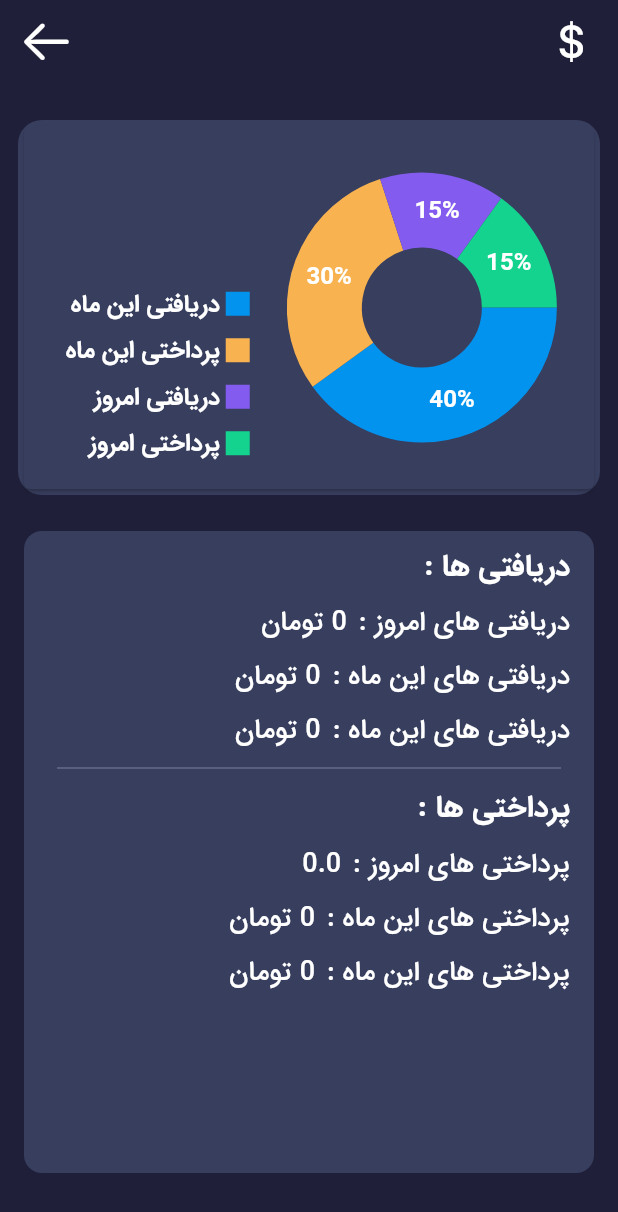
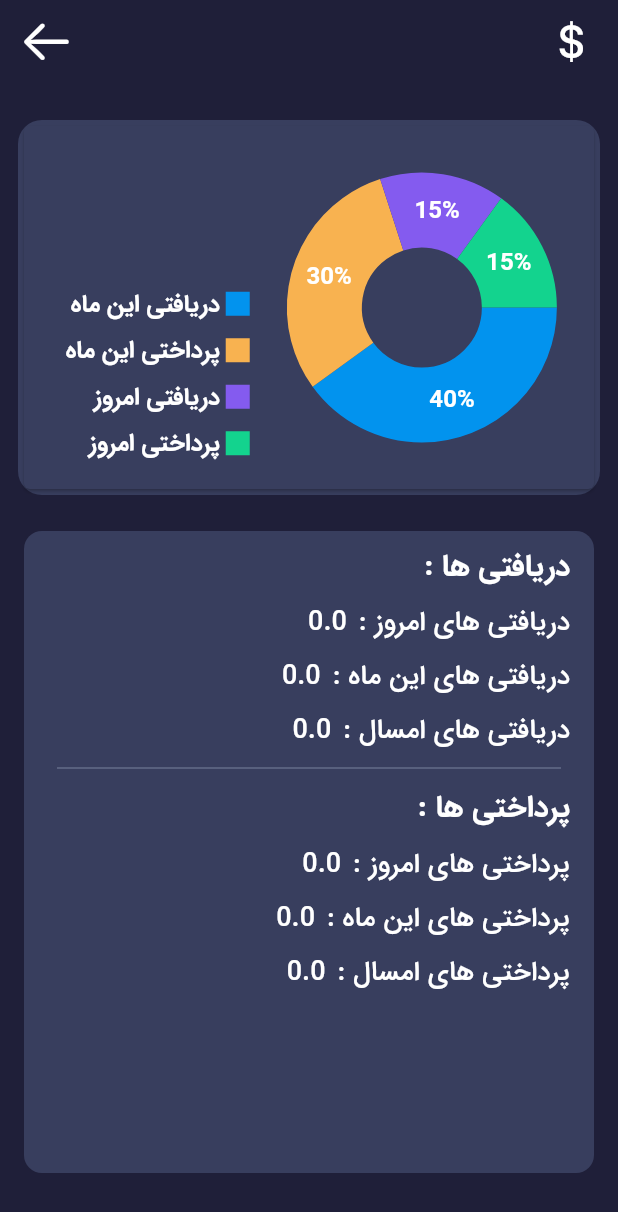
Before and after one commit to mohammad-dehghanifard/khazaneh, a Flutter app: the TransactionInformation screen opened by its route, on a phone screen of 412 x 824 dp. Shown: the top 1212 px of the screen. Run offline on Flutter 3.47's test engine with Material 2 defaults, Android fonts, the light colour scheme and no system bars; drawn by our look-alikes of fl_chart; our stand-ins replace animated_bottom_navigation_bar, flutter_spinkit, get, get_storage, hive, hive_flutter and 2 more; missing offline and left inert: dart:ffi, persian_datetime_picker; accounts and stored records are empty.

Commit message:
fix Calculator

```diff
--- a/lib/components/items/transaction_listItem.dart
+++ b/lib/components/items/transaction_listItem.dart
@@ -1,15 +1,17 @@
 import 'package:flutter/material.dart';
 import 'package:flutter/widgets.dart';
+import 'package:get/get.dart';
 import 'package:get/get_core/get_core.dart';
 import 'package:get/get_navigation/src/extension_navigation.dart';
 import 'package:khazaneh/components/app_colors.dart';
 import 'package:khazaneh/constant/app_route.dart';
+import 'package:khazaneh/controller/transaction/transaction_controller.dart';
 import 'package:khazaneh/model/transaction/transaction_model.dart';
 import 'package:khazaneh/view/add_edit_transaction_screen.dart';
 
 
 class TransactionListItem extends StatelessWidget {
-  const TransactionListItem({
+   TransactionListItem({
     Key? key,
     required this.transactionEntity,
     required this.textTheme,
@@ -17,6 +19,7 @@ class TransactionListItem extends StatelessWidget {
 
   final TextTheme textTheme;
   final TransactionEntity transactionEntity;
+  final TransactionController transactionController = Get.put(TransactionController());
 
   @override
   Widget build(BuildContext context) {
@@ -31,6 +34,10 @@ class TransactionListItem extends StatelessWidget {
       child: InkWell(
         onTap: () {
           Get.to(AddOrEditTransaction());
+          transactionController.deleteTransaction(transactionEntity);
+        },
+        onLongPress: () {
+          transactionController.deleteTransaction(transactionEntity);
         },
         child: Row(
           mainAxisAlignment: MainAxisAlignment.spaceBetween,
--- a/lib/controller/transaction/transaction_controller.dart
+++ b/lib/controller/transaction/transaction_controller.dart
@@ -16,27 +16,79 @@ class TransactionController extends GetxController {
   var selectedTransactionType = TransactionType.payment.obs;
   RxString transactionTime = 'انتخاب تاریخ'.obs;
 
+  String year = Jalali.now().year.toString();
+  String moth = Jalali.now().month.toString().length == 1? '0${ Jalali.now().month.toString()}' :  Jalali.now().month.toString();
+  String toDay = Jalali.now().day.toString().length ==1? '0${Jalali.now().day.toString()}' : Jalali.now().day.toString();
+
 
   final transactionHiveBox = Hive.box<TransactionEntity>(DataBaseKey.transactionHiveKey);
   final transactionItemList = Hive.box<TransactionEntity>(DataBaseKey.transactionHiveKey).values.toList();
 
 
-  String getToDayDate(){
-    String year = Jalali.now().year.toString();
-    String moth = Jalali.now().month.toString().length == 1? '0${ Jalali.now().month.toString()}' :  Jalali.now().month.toString();
-    String toDay = Jalali.now().day.toString().length ==1? '0${Jalali.now().day.toString()}' : Jalali.now().day.toString();
-    return '$toDay/$moth/$year';
+  String getDate(){
+    return '$year/$moth/$toDay';
   }
+
   double paymentTodayCalculator(){
     double result = 0;
     for(var value in transactionHiveBox.values){
-      if(value.date == getToDayDate() && value.transactionType == TransactionType.payment){
+      if(value.date == getDate() && value.transactionType == TransactionType.payment){
         result += double.parse(value.price);
       }
     }
     return result;
   }
-  addOrEditTransaction(){
+  double receiptTodayCalculator(){
+    double result = 0;
+    for(var value in transactionHiveBox.values){
+      if(value.date == getDate() && value.transactionType == TransactionType.receipt){
+        result += double.parse(value.price);
+      }
+    }
+    return result;
+  }
+
+  double paymentMothCalculator(){
+    double result = 0;
+    for(var value in transactionHiveBox.values){
+      if(value.date.substring(5,7) == moth && value.transactionType == TransactionType.payment){
+        result += double.parse(value.price);
+      }
+    }
+    return result;
+  }
+  double receiptMothCalculator(){
+    double result = 0;
+    for(var value in transactionHiveBox.values){
+      if(value.date.substring(5,7) == moth && value.transactionType == TransactionType.receipt){
+        result += double.parse(value.price);
+      }
+    }
+    return result;
+  }
+
+  double paymentYearCalculator(){
+    double result = 0;
+    for(var value in transactionHiveBox.values){
+      if(value.date.substring(0,4) == year && value.transactionType == TransactionType.payment){
+        result += double.parse(value.price);
+      }
+    }
+    return result;
+
+  }
+  double receiptYearCalculator(){
+    double result = 0;
+    for(var value in transactionHiveBox.values){
+      if(value.date.substring(0,4) == year && value.transactionType == TransactionType.receipt){
+        result += double.parse(value.price);
+      }
+    }
+    return result;
+
+  }
+
+  addTransaction(){
     if(transactionTitleController.text.isEmpty || transactionPriceController.text.isEmpty){
       showSnackBar(title: 'خطا',content: 'لطفا تمام اطلاعات تراکنش را وارد کنید!');
     }else{
@@ -51,7 +103,7 @@ class TransactionController extends GetxController {
 
   }
   deleteTransaction(TransactionEntity transactionEntity){
-
+    transactionEntity.delete();
   }
   timePicker(BuildContext context) async {
     var selectedTime = await showPersianDatePicker(
@@ -63,7 +115,7 @@ class TransactionController extends GetxController {
     String years = selectedTime!.year.toString().length == 1 ? '0${selectedTime.year.toString()}' : selectedTime.year.toString();
     String moth = selectedTime.month.toString().length == 1 ? '0${selectedTime.month.toString()}' : selectedTime.month.toString();
     String day = selectedTime.day.toString().length == 1 ? '0${selectedTime.day.toString()}' : selectedTime.day.toString();
-    transactionTime.value = '$day/$moth/$years';
+    transactionTime.value = '$years/$moth/$day';
   }
 
 
--- a/lib/view/add_edit_transaction_screen.dart
+++ b/lib/view/add_edit_transaction_screen.dart
@@ -88,7 +88,7 @@ class AddOrEditTransaction extends StatelessWidget {
 
                   SizedBox(height: Get.height / 12),
                   ElevatedButton(
-                      onPressed: () => transactionController.addOrEditTransaction(),
+                      onPressed: () => transactionController.addTransaction(),
                       style: ButtonStyle(
                           minimumSize: MaterialStateProperty.all(Size(Get.width, 50)),
                           shape: MaterialStateProperty.all(RoundedRectangleBorder(borderRadius: BorderRadius.circular(18)))
--- a/lib/view/transaction_information_screen.dart
+++ b/lib/view/transaction_information_screen.dart
@@ -53,7 +53,7 @@ class TransactionInformation  extends StatelessWidget {
                       children: [
                         Text(AppStrings.todayReceiptTxt,style: theme.headline2,),
                         const SizedBox(width: 8),
-                        Text("0 تومان",style: theme.headline2,),
+                        Text("${transactionController.receiptTodayCalculator()}",style: theme.headline2,),
                       ],
                     ),
                     const SizedBox(height: 8,),
@@ -61,15 +61,15 @@ class TransactionInformation  extends StatelessWidget {
                       children: [
                         Text(AppStrings.monthReceiptTxt,style: theme.headline2,),
                         const SizedBox(width: 8),
-                        Text("0 تومان",style: theme.headline2,),
+                        Text("${transactionController.receiptMothCalculator()}",style: theme.headline2,),
                       ],
                     ),
                     const SizedBox(height: 8,),
                     Row(
                       children: [
-                        Text(AppStrings.monthReceiptTxt,style: theme.headline2,),
+                        Text(AppStrings.yearReceiptTxt,style: theme.headline2,),
                         const SizedBox(width: 8),
-                        Text("0 تومان",style: theme.headline2,),
+                        Text("${transactionController.receiptYearCalculator()}",style: theme.headline2,),
                       ],
                     ),
 
@@ -78,7 +78,7 @@ class TransactionInformation  extends StatelessWidget {
                       child: Divider(color: AppColors.lightGrayColor,height: 10,),
                     ),
 
-                    // دریافتی ها
+                    //پرداختی ها
                      const Text("پرداختی ها : "),
                     const SizedBox(height: 8,),
                     Row(
@@ -93,15 +93,15 @@ class TransactionInformation  extends StatelessWidget {
                       children: [
                         Text(AppStrings.monthPaymentTxt,style: theme.headline2,),
                         const SizedBox(width: 8),
-                        Text("0 تومان",style: theme.headline2,),
+                        Text("${transactionController.paymentMothCalculator()}",style: theme.headline2,),
                       ],
                     ),
                     const SizedBox(height: 8,),
                     Row(
                       children: [
-                        Text(AppStrings.monthPaymentTxt,style: theme.headline2,),
+                        Text(AppStrings.yearPaymentTxt,style: theme.headline2,),
                         const SizedBox(width: 8),
-                        Text("0 تومان",style: theme.headline2,),
+                        Text("${transactionController.paymentYearCalculator()}",style: theme.headline2,),
                       ],
                     ),
                   ],
```
